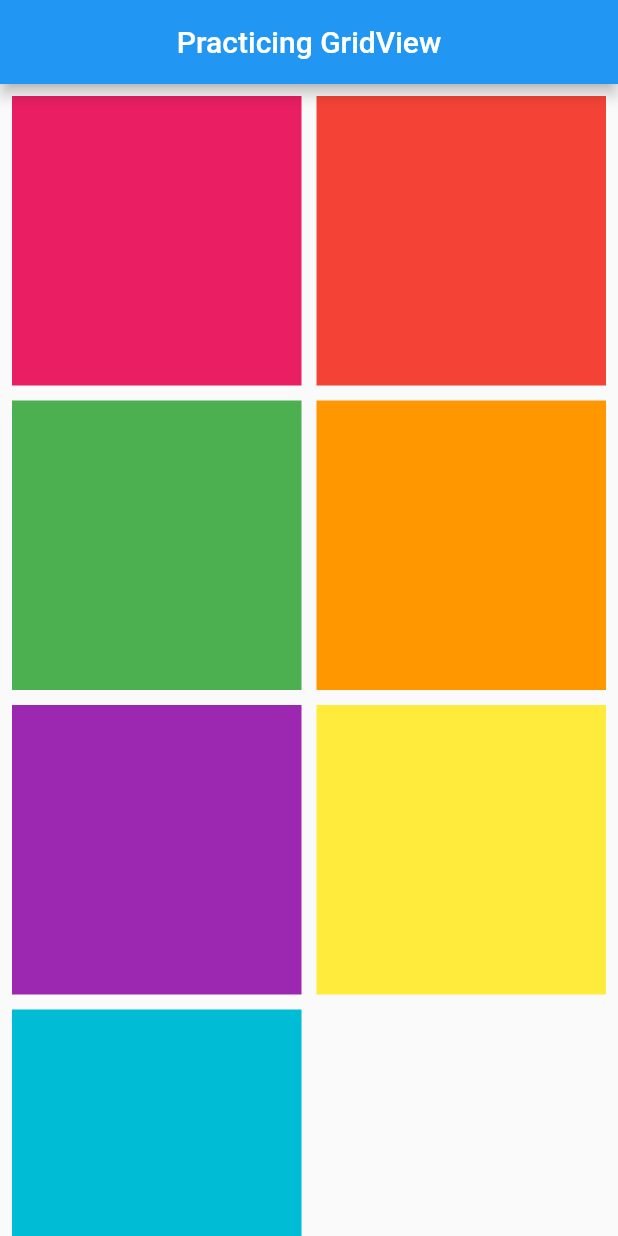
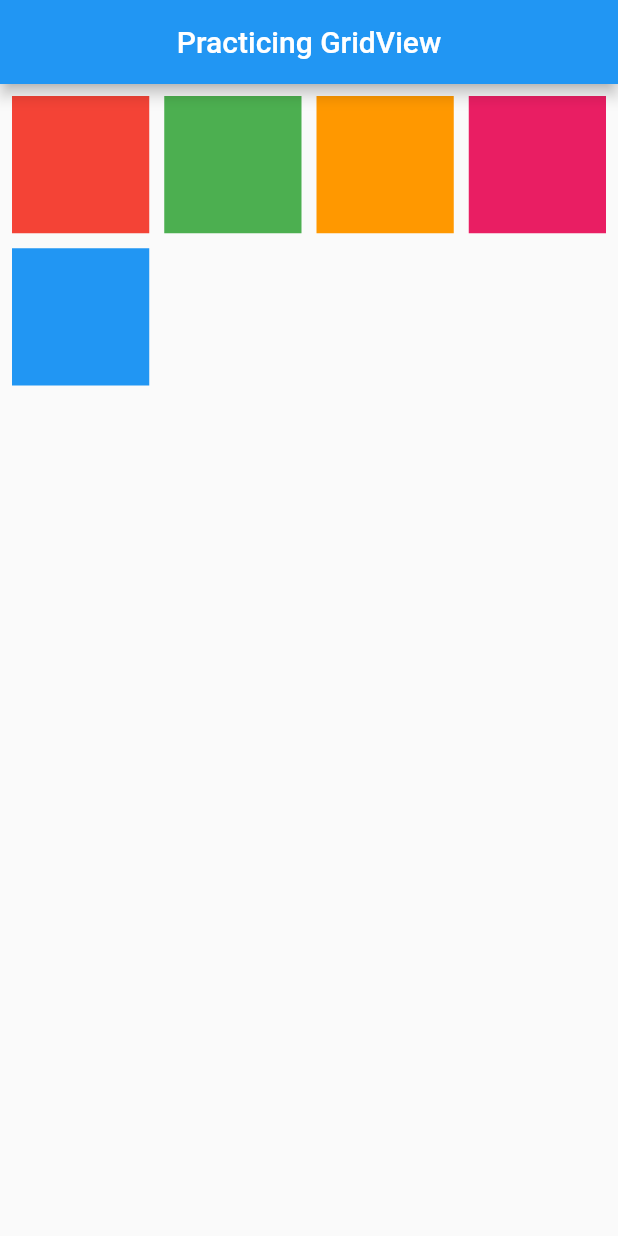
Before and after one commit to mubeendev3/flutter_widget_examples, a Flutter app: the screen it shows after launch, on a phone screen of 412 x 824 dp. Run offline on Flutter 3.47's test engine with Material 2 defaults, Android fonts, the phone set to English and light mode, and no system bars.

Commit message:
How GridView.extent works?

```diff
--- a/lib/grid_view/grid_view.dart
+++ b/lib/grid_view/grid_view.dart
@@ -2,7 +2,8 @@ import 'package:flutter/material.dart';
 
 class CustomGridView extends StatelessWidget {
   const CustomGridView({Key? key}) : super(key: key);
-  //Use GridView.count() when you know the number of childrens
+
+  //Use GridView.count() when you know the number of children
   @override
   Widget build(BuildContext context) {
     return Scaffold(
@@ -10,37 +11,63 @@ class CustomGridView extends StatelessWidget {
         centerTitle: true,
         title: const Text("Practicing GridView"),
       ),
-      body: GridView.count(
+      body: GridView.extent(
         padding: const EdgeInsets.all(8),
-        keyboardDismissBehavior: ScrollViewKeyboardDismissBehavior.onDrag,
+        crossAxisSpacing: 10,
         mainAxisSpacing: 10,
-        crossAxisSpacing: 10,
-        crossAxisCount: 2,
+        maxCrossAxisExtent: 100,
         children: [
-          Container(
-            color: Colors.pink,
-          ),
-          Container(
-            color: Colors.red,
-          ),
-          Container(
-            color: Colors.green,
-          ),
-          Container(
-            color: Colors.orange,
-          ),
-          Container(
-            color: Colors.purple,
-          ),
-          Container(
-            color: Colors.yellow,
-          ),
-          Container(
-            color: Colors.cyan,
-          ),
+          _buildGridViewItem(0),
+          _buildGridViewItem(1),
+          _buildGridViewItem(2),
+          _buildGridViewItem(3),
+          _buildGridViewItem(4),
         ],
       ),
+      // body: GridView.count(
+      //   padding: const EdgeInsets.all(8),
+      //   keyboardDismissBehavior: ScrollViewKeyboardDismissBehavior.onDrag,
+      //   mainAxisSpacing: 10,
+      //   crossAxisSpacing: 10,
+      //   crossAxisCount: 2,
+      //   children: [
+      //     Container(
+      //       color: Colors.pink,
+      //     ),
+      //     Container(
+      //       color: Colors.red,
+      //     ),
+      //     Container(
+      //       color: Colors.green,
+      //     ),
+      //     Container(
+      //       color: Colors.orange,
+      //     ),
+      //     Container(
+      //       color: Colors.purple,
+      //     ),
+      //     Container(
+      //       color: Colors.yellow,
+      //     ),
+      //     Container(
+      //       color: Colors.cyan,
+      //     ),
+      //   ],
+      // ),
     );
   }
 
+  Widget _buildGridViewItem(int index) {
+    return Container(
+      color: colors[index],
+    );
+  }
+
+  static const List colors = [
+    Colors.red,
+    Colors.green,
+    Colors.orange,
+    Colors.pink,
+    Colors.blue,
+  ];
 }
```
